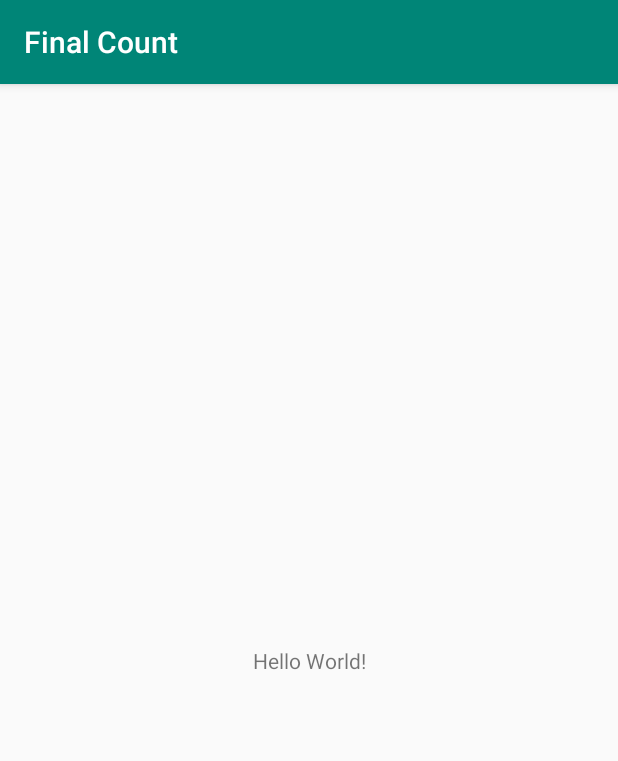
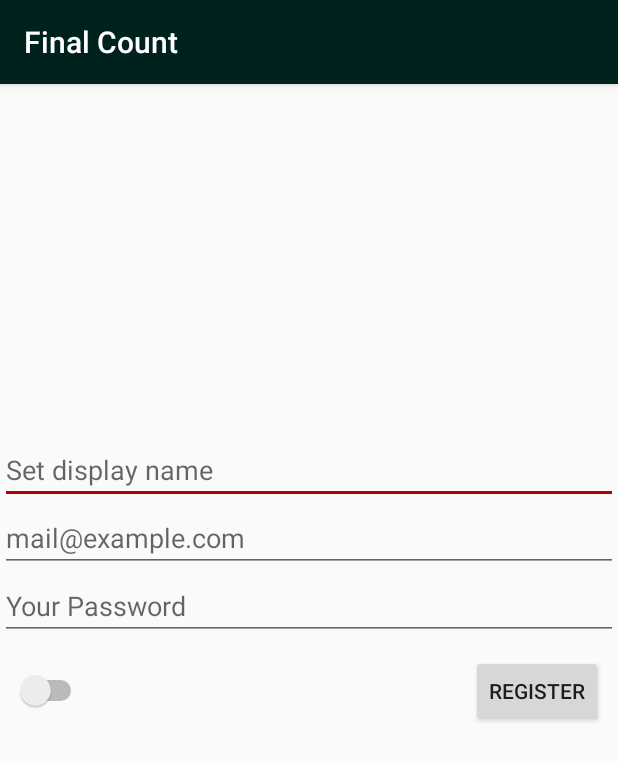
Before and after one commit to AndVl1/Final-Count, an Android app: the screen it shows after launch (MainActivity before the commit, AuthActivity after it), on a phone screen of 412 x 824 dp. Shown: the top 761 px of the screen. Run offline under Robolectric (Android 15) with nearby library versions, the phone set to English and light mode, and no system bars; our stand-ins replace Firebase (no records; nobody signed in at launch, a user with empty details on screens opened directly).

Commit message:
auth (email only, without verification)

```diff
--- /dev/null
+++ b/app/src/main/java/com/techpark/finalcount/ui/auth/SplashActivity.kt
@@ -0,0 +1,20 @@
+package com.techpark.finalcount.ui.auth
+
+import android.content.Intent
+import android.os.Bundle
+import androidx.appcompat.app.AppCompatActivity
+import com.google.firebase.auth.FirebaseAuth
+import com.techpark.finalcount.MainActivity
+
+
+class SplashActivity: AppCompatActivity() {
+    override fun onCreate(savedInstanceState: Bundle?) {
+        super.onCreate(savedInstanceState)
+
+        if (FirebaseAuth.getInstance().currentUser == null) {
+            startActivity(Intent(applicationContext,  AuthActivity::class.java))
+        } else {
+            startActivity(Intent(applicationContext, MainActivity::class.java))
+        }
+    }
+}
--- /dev/null
+++ b/app/src/main/res/drawable/ic_facebook.xml
@@ -0,0 +1,12 @@
+<vector xmlns:android="http://schemas.android.com/apk/res/android"
+    android:width="40dp"
+    android:height="40dp"
+    android:viewportWidth="512"
+    android:viewportHeight="512">
+    <path
+        android:fillColor="#1877F2"
+        android:pathData="M15 0H497A15 15 0 0 1 512 15V497A15 15 0 0 1 497 512H15A15 15 0 0 1 0 497V15A15 15 0 0 1 15 0Z" />
+    <path
+        android:fillColor="#FFFFFF"
+        android:pathData="M355.6 330l11.4 -74h-71v-48c0 -20.2 9.9 -40 41.7 -40H370v-63s-29.3 -5 -57.3 -5c-58.5 0 -96.7 35.4 -96.7 99.6V256h-65v74h65v182h80V330h59.6z" />
+</vector>
--- /dev/null
+++ b/app/src/main/res/drawable/ic_github.xml
@@ -0,0 +1,12 @@
+<vector xmlns:android="http://schemas.android.com/apk/res/android"
+    android:width="40dp"
+    android:height="40dp"
+    android:viewportWidth="512"
+    android:viewportHeight="512">
+    <path
+        android:fillColor="#1B1817"
+        android:pathData="M15 0H497A15 15 0 0 1 512 15V497A15 15 0 0 1 497 512H15A15 15 0 0 1 0 497V15A15 15 0 0 1 15 0Z" />
+    <path
+        android:fillColor="#FFFFFF"
+        android:pathData="M335 499c14 0 12 17 12 17H165s-2 -17 12 -17c13 0 16 -6 16 -12l-1 -50c-71 16 -86 -28 -86 -28 -12 -30 -28 -37 -28 -37 -24 -16 1 -16 1 -16 26 2 40 26 40 26 22 39 59 28 74 22 2 -17 9 -28 16 -35 -57 -6 -116 -28 -116 -126 0 -28 10 -51 26 -69 -3 -6 -11 -32 3 -67 0 0 21 -7 70 26 42 -12 86 -12 128 0 49 -33 70 -26 70 -26 14 35 6 61 3 67 16 18 26 41 26 69 0 98 -60 120 -117 126 10 8 18 24 18 48l-1 70c0 6 3 12 16 12z" />
+</vector>
--- /dev/null
+++ b/app/src/main/res/drawable/ic_google.xml
@@ -0,0 +1,21 @@
+<vector xmlns:android="http://schemas.android.com/apk/res/android"
+    android:width="40dp"
+    android:height="40dp"
+    android:viewportWidth="512"
+    android:viewportHeight="512">
+<!--    <path-->
+<!--        android:fillColor="#FFFFFF"-->
+<!--        android:pathData="M15 0H497A15 15 0 0 1 512 15V497A15 15 0 0 1 497 512H15A15 15 0 0 1 0 497V15A15 15 0 0 1 15 0Z" />-->
+    <path
+        android:fillColor="#4285F4"
+        android:pathData="M386 400c45 -42 65 -112 53 -179H260v74h102c-4 24 -18 44 -38 57z" />
+    <path
+        android:fillColor="#34A853"
+        android:pathData="M90 341a192 192 0 0 0 296 59l-62 -48c-53 35 -141 22 -171 -60z" />
+    <path
+        android:fillColor="#FBBC02"
+        android:pathData="M153 292c-8 -25 -8 -48 0 -73l-63 -49c-23 46 -30 111 0 171z" />
+    <path
+        android:fillColor="#EA4335"
+        android:pathData="M153 219c22 -69 116 -109 179 -50l55 -54c-78 -75 -230 -72 -297 55z" />
+</vector>
--- /dev/null
+++ b/app/src/main/res/drawable/ic_vk.xml
@@ -0,0 +1,12 @@
+<vector xmlns:android="http://schemas.android.com/apk/res/android"
+    android:width="40dp"
+    android:height="40dp"
+    android:viewportWidth="512"
+    android:viewportHeight="512">
+    <path
+        android:fillColor="#5281B8"
+        android:pathData="M15 0H497A15 15 0 0 1 512 15V497A15 15 0 0 1 497 512H15A15 15 0 0 1 0 497V15A15 15 0 0 1 15 0Z" />
+    <path
+        android:fillColor="#FFFFFF"
+        android:pathData="M274 363c5 -1 14 -3 14 -15 0 0 -1 -30 13 -34s32 29 51 42c14 9 25 8 25 8l51 -1s26 -2 14 -23c-1 -2 -9 -15 -39 -42 -31 -30 -26 -25 11 -76 23 -31 33 -50 30 -57 -4 -7 -20 -6 -20 -6h-57c-6 0 -9 1 -12 6 0 0 -9 25 -21 45 -25 43 -35 45 -40 42 -9 -5 -7 -24 -7 -37 0 -45 7 -61 -13 -65 -13 -2 -59 -4 -73 3 -7 4 -11 11 -8 12 3 0 12 1 17 7 8 13 9 75 -2 81 -15 11 -53 -62 -62 -86 -2 -6 -5 -7 -12 -9H79c-6 0 -15 1 -11 13 27 56 83 193 184 192z" />
+</vector>
--- /dev/null
+++ b/app/src/main/res/layout/activity_auth.xml
@@ -0,0 +1,122 @@
+<?xml version="1.0" encoding="utf-8"?>
+<LinearLayout xmlns:android="http://schemas.android.com/apk/res/android"
+    android:layout_width="match_parent"
+    android:layout_height="match_parent"
+    android:gravity="center"
+    android:orientation="vertical">
+
+    <TextView
+        android:id="@+id/status_view"
+        android:layout_width="match_parent"
+        android:layout_height="wrap_content"
+        android:visibility="gone" />
+
+    <EditText
+        android:id="@+id/display_name"
+        android:layout_width="match_parent"
+        android:layout_height="wrap_content"
+        android:autofillHints=""
+        android:hint="@string/set_name"
+        android:inputType="textPersonName" />
+
+    <EditText
+        android:id="@+id/login_input"
+        android:layout_width="match_parent"
+        android:layout_height="wrap_content"
+        android:autofillHints=""
+        android:hint="@string/login_hint"
+        android:inputType="textEmailAddress" />
+
+    <EditText
+        android:id="@+id/password_input"
+        android:layout_width="match_parent"
+        android:layout_height="wrap_content"
+        android:autofillHints=""
+        android:hint="@string/password_hint"
+        android:inputType="textPassword" />
+
+    <RelativeLayout
+        android:layout_width="match_parent"
+        android:layout_height="wrap_content"
+        android:orientation="horizontal">
+
+        <Switch
+            android:id="@+id/auth_type_switch"
+            android:layout_width="wrap_content"
+            android:layout_height="wrap_content"
+            android:layout_alignParentStart="true"
+            android:layout_centerVertical="true"
+            android:layout_margin="10dp" />
+
+        <ProgressBar
+            android:id="@+id/progress_bar"
+            android:layout_width="wrap_content"
+            android:layout_height="wrap_content"
+            android:layout_centerVertical="true"
+            android:layout_toStartOf="@id/submit_button"
+            android:visibility="gone" />
+
+        <Button
+            android:id="@+id/submit_button"
+            android:layout_width="wrap_content"
+            android:layout_height="wrap_content"
+            android:layout_alignParentEnd="true"
+            android:layout_margin="10dp"
+            android:text="@string/register" />
+    </RelativeLayout>
+
+    <LinearLayout
+        android:layout_width="match_parent"
+        android:layout_height="wrap_content"
+        android:orientation="vertical"
+        android:visibility="invisible">
+
+        <TextView
+            android:layout_width="match_parent"
+            android:layout_height="wrap_content"
+            android:gravity="center"
+            android:text="@string/choose_oauth"
+            android:textSize="25sp" />
+
+        <RelativeLayout
+            android:layout_width="match_parent"
+            android:layout_height="wrap_content"
+            android:layout_gravity="center"
+            android:gravity="center">
+
+            <ImageButton
+                android:id="@+id/google_log"
+                android:layout_width="wrap_content"
+                android:layout_height="wrap_content"
+                android:layout_marginStart="10dp"
+                android:src="@drawable/ic_google"
+                android:contentDescription="@string/login_google" />
+
+            <ImageButton
+                android:id="@+id/vk_log"
+                android:layout_width="wrap_content"
+                android:layout_height="wrap_content"
+                android:layout_marginStart="10dp"
+                android:layout_toEndOf="@id/google_log"
+                android:src="@drawable/ic_vk"
+                android:contentDescription="@string/login_vk"/>
+
+            <ImageButton
+                android:id="@+id/github_log"
+                android:layout_width="wrap_content"
+                android:layout_height="wrap_content"
+                android:layout_marginStart="10dp"
+                android:layout_toEndOf="@id/vk_log"
+                android:src="@drawable/ic_github"
+                android:contentDescription="@string/login_github"/>
+
+            <ImageButton
+                android:layout_width="wrap_content"
+                android:layout_height="wrap_content"
+                android:layout_marginStart="10dp"
+                android:layout_toEndOf="@id/github_log"
+                android:src="@drawable/ic_facebook"
+                android:contentDescription="@string/login_facebook"/>
+        </RelativeLayout>
+    </LinearLayout>
+</LinearLayout>
--- a/app/src/main/res/values/colors.xml
+++ b/app/src/main/res/values/colors.xml
@@ -1,6 +1,6 @@
 <?xml version="1.0" encoding="utf-8"?>
 <resources>
-    <color name="colorPrimary">#008577</color>
-    <color name="colorPrimaryDark">#00574B</color>
-    <color name="colorAccent">#D81B60</color>
+    <color name="colorPrimary">#00221E</color>
+    <color name="colorPrimaryDark">#490000</color>
+    <color name="colorAccent">#B10000</color>
 </resources>
--- a/app/src/main/res/values/strings.xml
+++ b/app/src/main/res/values/strings.xml
@@ -1,3 +1,17 @@
 <resources>
     <string name="app_name">Final Count</string>
+    <string name="skip">Skip</string>
+    <string name="register">Register</string>
+    <string name="login_hint">mail@example.com</string>
+    <string name="password_hint">Your Password</string>
+    <string name="choose_oauth">OR USE OTHER LOGIN METHODS</string>
+    <string name="login">Login</string>
+    <string name="invalid">Invalid login or password</string>
+    <string name="verification">Verification link sent to your email</string>
+    <string name="set_name">Set display name</string>
+    <string name="send_verify">Send verification email</string>
+    <string name="login_google">Login with Google</string>
+    <string name="login_vk">Login with VK</string>
+    <string name="login_github">Login with Github</string>
+    <string name="login_facebook">Login with Facebook</string>
 </resources>
--- a/build.gradle
+++ b/build.gradle
@@ -10,6 +10,7 @@ buildscript {
     dependencies {
         classpath 'com.android.tools.build:gradle:3.6.1'
         classpath "org.jetbrains.kotlin:kotlin-gradle-plugin:$kotlin_version"
+        classpath 'com.google.gms:google-services:4.3.3'
         // NOTE: Do not place your application dependencies here; they belong
         // in the individual module build.gradle files
     }
```
Also changed, not shown: app/build.gradle (+10 -2 lines), app/src/main/AndroidManifest.xml (+13 -0 lines), app/src/main/java/com/techpark/finalcount/MainActivity.kt (+28 -1 lines), app/src/main/java/com/techpark/finalcount/model/auth/User.kt (added, +12 -0 lines), app/src/main/java/com/techpark/finalcount/ui/auth/AuthActivity.kt (added, +125 -0 lines), app/src/main/res/layout/activity_main.xml (+16 -0 lines).
